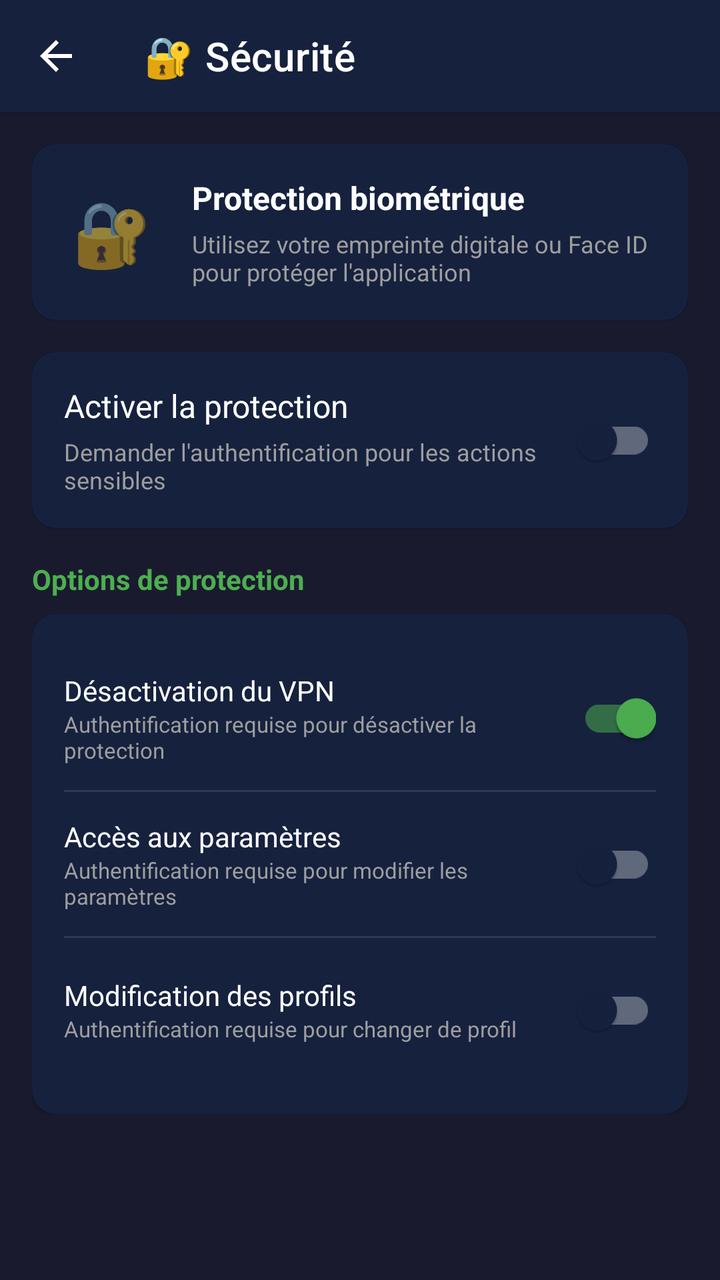
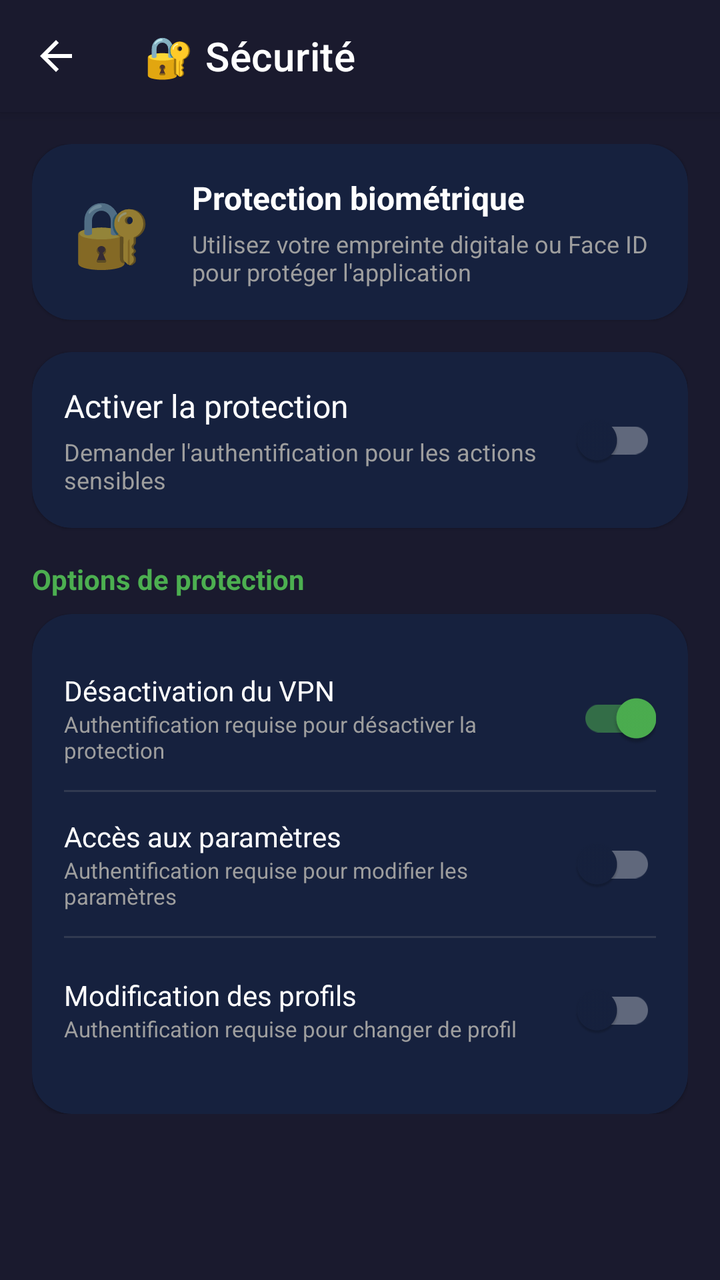

An Android layout rendered at two revisions. The XML below is the earlier revision; the diff shows what the commit changed to produce the second picture.
<!-- AndroidManifest.xml: activity theme Theme.DNSphere -->
<!-- res/layout/activity_security.xml -->
<?xml version="1.0" encoding="utf-8"?>
<androidx.coordinatorlayout.widget.CoordinatorLayout
    xmlns:android="http://schemas.android.com/apk/res/android"
    xmlns:app="http://schemas.android.com/apk/res-auto"
    android:layout_width="match_parent"
    android:layout_height="match_parent"
    android:background="@color/dark_bg">

    <com.google.android.material.appbar.AppBarLayout
        android:layout_width="match_parent"
        android:layout_height="wrap_content">

        <com.google.android.material.appbar.MaterialToolbar
            android:id="@+id/toolbar"
            android:layout_width="match_parent"
            android:layout_height="?attr/actionBarSize"
            android:background="@color/card_bg"
            app:title="@string/security_title"
            app:titleTextColor="@android:color/white"
            app:navigationIcon="@drawable/ic_arrow_back"
            app:navigationIconTint="@android:color/white"/>

    </com.google.android.material.appbar.AppBarLayout>

    <androidx.core.widget.NestedScrollView
        android:layout_width="match_parent"
        android:layout_height="match_parent"
        app:layout_behavior="@string/appbar_scrolling_view_behavior">

        <LinearLayout
            android:layout_width="match_parent"
            android:layout_height="wrap_content"
            android:orientation="vertical"
            android:padding="16dp">

            
            <com.google.android.material.card.MaterialCardView
                android:layout_width="match_parent"
                android:layout_height="wrap_content"
                app:cardBackgroundColor="@color/card_bg"
                app:cardCornerRadius="12dp"
                android:layout_marginBottom="16dp">

                <LinearLayout
                    android:layout_width="match_parent"
                    android:layout_height="wrap_content"
                    android:orientation="horizontal"
                    android:padding="16dp"
                    android:gravity="center_vertical">

                    <TextView
                        android:layout_width="48dp"
                        android:layout_height="48dp"
                        android:text="🔐"
                        android:textSize="32sp"
                        android:gravity="center"/>

                    <LinearLayout
                        android:layout_width="0dp"
                        android:layout_height="wrap_content"
                        android:layout_weight="1"
                        android:orientation="vertical"
                        android:layout_marginStart="16dp">

                        <TextView
                            android:layout_width="wrap_content"
                            android:layout_height="wrap_content"
                            android:text="@string/bio_info_title"
                            android:textColor="@android:color/white"
                            android:textSize="16sp"
                            android:textStyle="bold"/>

                        <TextView
                            android:layout_width="wrap_content"
                            android:layout_height="wrap_content"
                            android:text="@string/bio_info_desc"
                            android:textColor="@color/gray"
                            android:textSize="12sp"
                            android:layout_marginTop="4dp"/>

                    </LinearLayout>

                </LinearLayout>

            </com.google.android.material.card.MaterialCardView>

            
            <com.google.android.material.card.MaterialCardView
                android:layout_width="match_parent"
                android:layout_height="wrap_content"
                app:cardBackgroundColor="@color/card_bg"
                app:cardCornerRadius="12dp"
                android:layout_marginBottom="16dp">

                <LinearLayout
                    android:layout_width="match_parent"
                    android:layout_height="wrap_content"
                    android:orientation="horizontal"
                    android:padding="16dp"
                    android:gravity="center_vertical">

                    <LinearLayout
                        android:layout_width="0dp"
                        android:layout_height="wrap_content"
                        android:layout_weight="1"
                        android:orientation="vertical">

                        <TextView
                            android:layout_width="wrap_content"
                            android:layout_height="wrap_content"
                            android:text="@string/bio_enable_protection"
                            android:textColor="@android:color/white"
                            android:textSize="16sp"/>

                        <TextView
                            android:layout_width="wrap_content"
                            android:layout_height="wrap_content"
                            android:text="@string/bio_enable_protection_desc"
                            android:textColor="@color/gray"
                            android:textSize="12sp"
                            android:layout_marginTop="4dp"/>

                    </LinearLayout>

                    <com.google.android.material.switchmaterial.SwitchMaterial
                        android:id="@+id/switchBiometricEnabled"
                        android:layout_width="wrap_content"
                        android:layout_height="wrap_content"/>

                </LinearLayout>

            </com.google.android.material.card.MaterialCardView>

            
            <TextView
                android:layout_width="wrap_content"
                android:layout_height="wrap_content"
                android:text="@string/bio_protection_options"
                android:textColor="@color/green"
                android:textSize="14sp"
                android:textStyle="bold"
                android:layout_marginBottom="8dp"/>

            <com.google.android.material.card.MaterialCardView
                android:layout_width="match_parent"
                android:layout_height="wrap_content"
                app:cardBackgroundColor="@color/card_bg"
                app:cardCornerRadius="12dp">

                <LinearLayout
                    android:layout_width="match_parent"
                    android:layout_height="wrap_content"
                    android:orientation="vertical"
                    android:padding="16dp">

                    
                    <LinearLayout
                        android:layout_width="match_parent"
                        android:layout_height="wrap_content"
                        android:orientation="horizontal"
                        android:gravity="center_vertical"
                        android:paddingVertical="12dp">

                        <LinearLayout
                            android:layout_width="0dp"
                            android:layout_height="wrap_content"
                            android:layout_weight="1"
                            android:orientation="vertical">

                            <TextView
                                android:layout_width="wrap_content"
                                android:layout_height="wrap_content"
                                android:text="@string/bio_protect_disable"
                                android:textColor="@android:color/white"
                                android:textSize="14sp"/>

                            <TextView
                                android:layout_width="wrap_content"
                                android:layout_height="wrap_content"
                                android:text="@string/bio_protect_disable_desc"
                                android:textColor="@color/gray"
                                android:textSize="11sp"/>

                        </LinearLayout>

                        <com.google.android.material.switchmaterial.SwitchMaterial
                            android:id="@+id/switchProtectDisable"
                            android:layout_width="wrap_content"
                            android:layout_height="wrap_content"
                            android:checked="true"/>

                    </LinearLayout>

                    <View
                        android:layout_width="match_parent"
                        android:layout_height="1dp"
                        android:background="@color/gray"
                        android:alpha="0.2"/>

                    
                    <LinearLayout
                        android:layout_width="match_parent"
                        android:layout_height="wrap_content"
                        android:orientation="horizontal"
                        android:gravity="center_vertical"
                        android:paddingVertical="12dp">

                        <LinearLayout
                            android:layout_width="0dp"
                            android:layout_height="wrap_content"
                            android:layout_weight="1"
                            android:orientation="vertical">

                            <TextView
                                android:layout_width="wrap_content"
                                android:layout_height="wrap_content"
                                android:text="@string/bio_protect_settings"
                                android:textColor="@android:color/white"
                                android:textSize="14sp"/>

                            <TextView
                                android:layout_width="wrap_content"
                                android:layout_height="wrap_content"
                                android:text="@string/bio_protect_settings_desc"
                                android:textColor="@color/gray"
                                android:textSize="11sp"/>

                        </LinearLayout>

                        <com.google.android.material.switchmaterial.SwitchMaterial
                            android:id="@+id/switchProtectSettings"
                            android:layout_width="wrap_content"
                            android:layout_height="wrap_content"/>

                    </LinearLayout>

                    <View
                        android:layout_width="match_parent"
                        android:layout_height="1dp"
                        android:background="@color/gray"
                        android:alpha="0.2"/>

                    
                    <LinearLayout
                        android:layout_width="match_parent"
                        android:layout_height="wrap_content"
                        android:orientation="horizontal"
                        android:gravity="center_vertical"
                        android:paddingVertical="12dp">

                        <LinearLayout
                            android:layout_width="0dp"
                            android:layout_height="wrap_content"
                            android:layout_weight="1"
                            android:orientation="vertical">

                            <TextView
                                android:layout_width="wrap_content"
                                android:layout_height="wrap_content"
                                android:text="@string/bio_protect_profiles"
                                android:textColor="@android:color/white"
                                android:textSize="14sp"/>

                            <TextView
                                android:layout_width="wrap_content"
                                android:layout_height="wrap_content"
                                android:text="@string/bio_protect_profiles_desc"
                                android:textColor="@color/gray"
                                android:textSize="11sp"/>

                        </LinearLayout>

                        <com.google.android.material.switchmaterial.SwitchMaterial
                            android:id="@+id/switchProtectProfiles"
                            android:layout_width="wrap_content"
                            android:layout_height="wrap_content"/>

                    </LinearLayout>

                </LinearLayout>

            </com.google.android.material.card.MaterialCardView>

        </LinearLayout>

    </androidx.core.widget.NestedScrollView>

</androidx.coordinatorlayout.widget.CoordinatorLayout>
<!-- resources referenced by this layout -->
<resources>
  <color name="card_bg">#16213E</color>
  <color name="dark_bg">#1A1A2E</color>
  <color name="gray">#9E9E9E</color>
  <color name="green">#4CAF50</color>
  <!-- drawable ic_arrow_back (drawable) -->
  <?xml version="1.0" encoding="utf-8"?>
  <vector xmlns:android="http://schemas.android.com/apk/res/android"
      android:width="24dp"
      android:height="24dp"
      android:viewportWidth="24"
      android:viewportHeight="24">
      <path
          android:fillColor="#FFFFFF"
          android:pathData="M20,11H7.83l5.59,-5.59L12,4l-8,8 8,8 1.41,-1.41L7.83,13H20v-2z"/>
  </vector>
  <string name="bio_enable_protection">Activer la protection</string>
  <string name="bio_enable_protection_desc">Demander l\'authentification pour les actions sensibles</string>
  <string name="bio_info_desc">Utilisez votre empreinte digitale ou Face ID pour protéger l\'application</string>
  <string name="bio_info_title">Protection biométrique</string>
  <string name="bio_protect_disable">Désactivation du VPN</string>
  <string name="bio_protect_disable_desc">Authentification requise pour désactiver la protection</string>
  <string name="bio_protect_profiles">Modification des profils</string>
  <string name="bio_protect_profiles_desc">Authentification requise pour changer de profil</string>
  <string name="bio_protect_settings">Accès aux paramètres</string>
  <string name="bio_protect_settings_desc">Authentification requise pour modifier les paramètres</string>
  <string name="bio_protection_options">Options de protection</string>
  <string name="security_title">🔐 Sécurité</string>
  <style name="Theme.DNSphere" parent="Theme.MaterialComponents.DayNight.DarkActionBar">
          
          <item name="colorPrimary">@color/green</item>
          <item name="colorPrimaryVariant">@color/dark_bg</item>
          <item name="colorOnPrimary">@android:color/white</item>
  
          <item name="colorSecondary">@color/green</item>
          <item name="colorSecondaryVariant">@color/green</item>
          <item name="colorOnSecondary">@android:color/white</item>
  
          
          <item name="android:windowBackground">@color/dark_bg</item>
          <item name="android:colorBackground">@color/dark_bg</item>
          <item name="colorSurface">@color/card_bg</item>
          <item name="colorOnSurface">@android:color/white</item>
  
          
          <item name="android:statusBarColor">@color/dark_bg</item>
          <item name="android:navigationBarColor">@color/dark_bg</item>
  
          
          <item name="android:textColorPrimary">@android:color/white</item>
          <item name="android:textColorSecondary">@color/gray</item>
  
          
          <item name="colorAccent">@color/green</item>
      </style>
</resources>

<!-- the commit's change to res/layout/activity_security.xml (unified diff, before → after) -->
@@ -14,7 +14,7 @@
             android:id="@+id/toolbar"
             android:layout_width="match_parent"
             android:layout_height="?attr/actionBarSize"
-            android:background="@color/card_bg"
+            android:background="@color/dark_bg"
             app:title="@string/security_title"
             app:titleTextColor="@android:color/white"
             app:navigationIcon="@drawable/ic_arrow_back"
@@ -38,7 +38,7 @@
                 android:layout_width="match_parent"
                 android:layout_height="wrap_content"
                 app:cardBackgroundColor="@color/card_bg"
-                app:cardCornerRadius="12dp"
+                app:cardCornerRadius="20dp"
                 android:layout_marginBottom="16dp">
 
                 <LinearLayout
@@ -89,7 +89,7 @@
                 android:layout_width="match_parent"
                 android:layout_height="wrap_content"
                 app:cardBackgroundColor="@color/card_bg"
-                app:cardCornerRadius="12dp"
+                app:cardCornerRadius="20dp"
                 android:layout_marginBottom="16dp">
 
                 <LinearLayout
@@ -136,7 +136,7 @@
                 android:layout_width="wrap_content"
                 android:layout_height="wrap_content"
                 android:text="@string/bio_protection_options"
-                android:textColor="@color/green"
+                android:textColor="@color/primary"
                 android:textSize="14sp"
                 android:textStyle="bold"
                 android:layout_marginBottom="8dp"/>
@@ -145,7 +145,7 @@
                 android:layout_width="match_parent"
                 android:layout_height="wrap_content"
                 app:cardBackgroundColor="@color/card_bg"
-                app:cardCornerRadius="12dp">
+                app:cardCornerRadius="20dp">
 
                 <LinearLayout
                     android:layout_width="match_parent"
<!-- resource entries referenced after the edit -->
@@ -3,6 +3,7 @@
   <color name="card_bg">#16213E</color>
   <color name="dark_bg">#1A1A2E</color>
   <color name="gray">#9E9E9E</color>
+  <color name="primary">#4CAF50</color>
   <color name="green">#4CAF50</color>
   <!-- drawable ic_arrow_back (drawable) -->
   <?xml version="1.0" encoding="utf-8"?>
